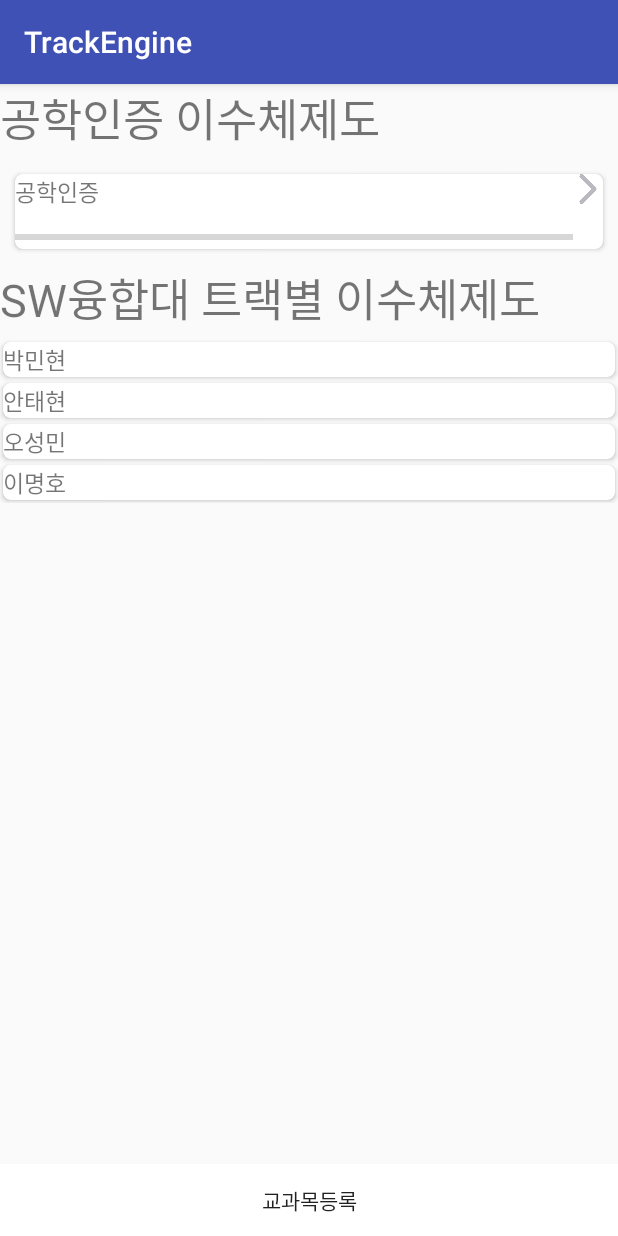
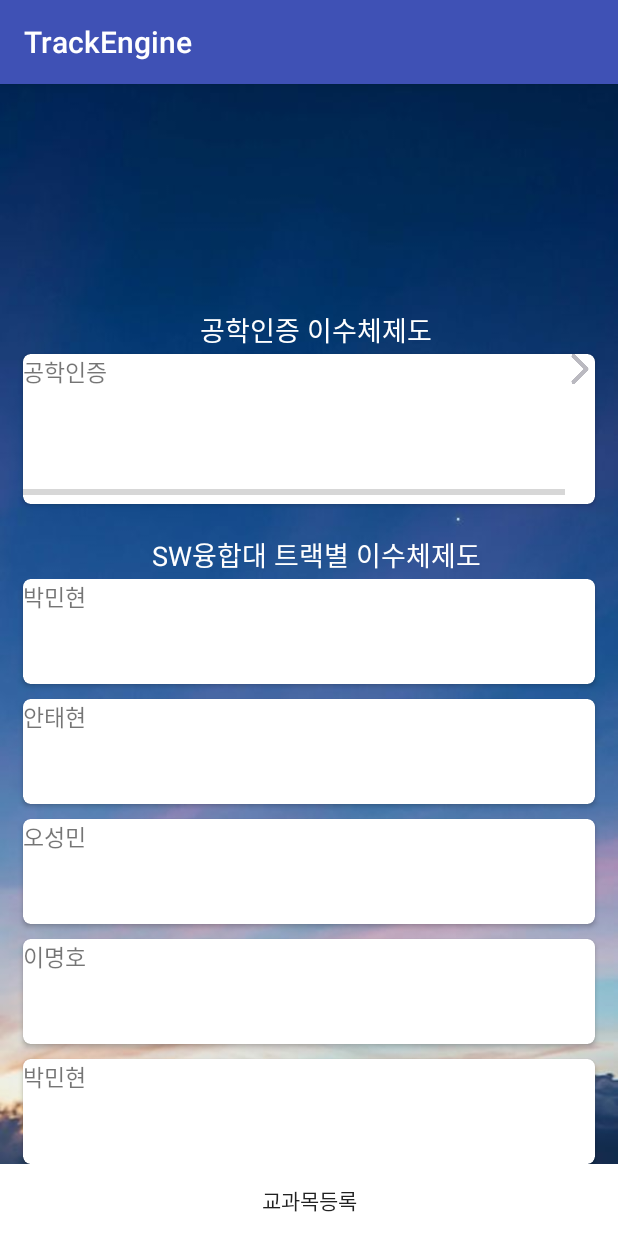
Before and after one commit to ParkMinHyun/SejongHackerton, an Android app: the screen it shows after launch (MainActivity), on a phone screen of 412 x 824 dp. Run offline under Robolectric (Android 15) with nearby library versions, the phone set to English and light mode, and no system bars.

Commit message:
Main Layout 디자인 수정

```diff
--- a/TrackEngine/app/src/main/java/com/example/parkminhyun/trackengine/MainActivity.java
+++ b/TrackEngine/app/src/main/java/com/example/parkminhyun/trackengine/MainActivity.java
@@ -34,6 +34,13 @@ public class MainActivity extends AppCompatActivity {
         items.add(new Item("안태현"));
         items.add(new Item("오성민"));
         items.add(new Item("이명호"));
+        items.add(new Item("박민현"));
+        items.add(new Item("안태현"));
+        items.add(new Item("오성민"));
+        items.add(new Item("이명호"));
+        items.add(new Item("오성민"));
+        items.add(new Item("이명호"));
+
 
         adapter = new RVAdapter(items);
         rv.setAdapter(adapter);
--- a/TrackEngine/app/src/main/res/layout/activity_main.xml
+++ b/TrackEngine/app/src/main/res/layout/activity_main.xml
@@ -4,24 +4,34 @@
     xmlns:app="http://schemas.android.com/apk/res-auto"
     android:layout_width="match_parent"
     android:layout_height="match_parent"
-    tools:context="com.example.parkminhyun.trackengine.MainActivity">
+    tools:context="com.example.parkminhyun.trackengine.MainActivity"
+    android:background="@drawable/background">
+
+    <RelativeLayout
+        android:layout_width="match_parent"
+        android:layout_height="150dp"
+        android:id="@+id/introduceRelativeLayout"></RelativeLayout>
 
     <TextView
         android:layout_width="match_parent"
-        android:layout_height="50dp"
+        android:layout_height="30dp"
         android:text="공학인증 이수체제도"
-        android:textSize="30sp"
+        android:textSize="18dp"
+        android:textColor="#FFFFFF"
+        android:layout_marginLeft="10dp"
+        android:gravity="center_horizontal"
         android:id="@+id/textView2"
-        android:layout_alignParentTop="true"
-        android:layout_alignParentStart="true" />
+        android:layout_below="@+id/introduceRelativeLayout" />
 
     <android.support.v7.widget.CardView
         android:id="@+id/cv_engine_main"
         android:orientation="vertical"
         android:layout_width="match_parent"
-        android:layout_height="50dp"
+        android:layout_height="100dp"
         app:cardCornerRadius="5dp"
-        android:layout_margin="10dp"
+        android:layout_marginLeft="15dp"
+        android:layout_marginRight="15dp"
+        android:layout_marginBottom="20dp"
         android:layout_below="@+id/textView2"
         android:layout_alignParentStart="true">
         <RelativeLayout
@@ -55,9 +65,12 @@
 
     <TextView
         android:layout_width="match_parent"
-        android:layout_height="50dp"
+        android:layout_height="30dp"
         android:text="SW융합대 트랙별 이수체제도"
-        android:textSize="30sp"
+        android:textSize="18dp"
+        android:textColor="#FFFFFF"
+        android:layout_marginLeft="10dp"
+        android:gravity="center_horizontal"
         android:layout_below="@+id/cv_engine_main"
         android:layout_alignParentStart="true"
         android:id="@+id/tv3"/>
--- a/TrackEngine/app/src/main/res/layout/main_track.xml
+++ b/TrackEngine/app/src/main/res/layout/main_track.xml
@@ -4,8 +4,10 @@
     android:id="@+id/cv"
     android:orientation="vertical"
     android:layout_width="match_parent"
-    android:layout_height="wrap_content"
-    android:layout_margin="2dp"
+    android:layout_height="70dp"
+    android:layout_marginRight="15dp"
+    android:layout_marginLeft="15dp"
+    android:layout_marginBottom="10dp"
     card_view:cardCornerRadius="5dp">
 
     <RelativeLayout
--- a/TrackEngine/build.gradle
+++ b/TrackEngine/build.gradle
@@ -5,7 +5,7 @@ buildscript {
         jcenter()
     }
     dependencies {
-        classpath 'com.android.tools.build:gradle:2.3.2'
+        classpath 'com.android.tools.build:gradle:2.3.3'
 
         // NOTE: Do not place your application dependencies here; they belong
         // in the individual module build.gradle files
```
Also changed, not shown: TrackEngine/app/src/main/res/drawable/background.jpg (added).
